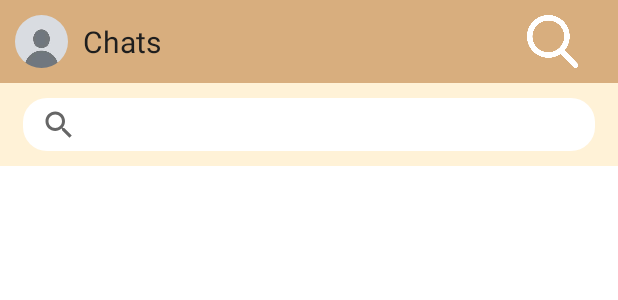
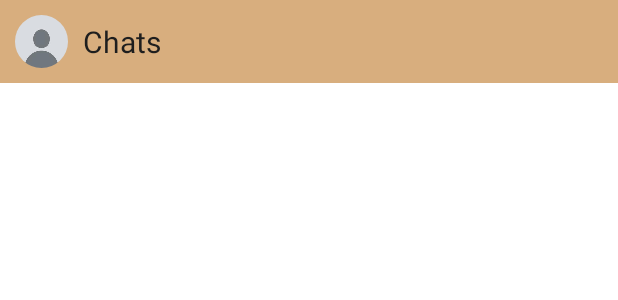
Before and after one commit to soliken1/Woodables-Kotlin, an Android app: the layout fragment_message_chat_view.xml on its own in the app's theme, with its tools: preview values and no code run, on a phone screen of 412 x 824 dp. Shown: the top 300 px of the screen. Run offline under Robolectric (Android 15) with nearby library versions, the phone set to English and light mode, and no system bars; Roboto replaces fonts that are not available here.

Commit message:
remove search in msg

```diff
--- a/app/src/main/res/layout/fragment_message_chat_view.xml
+++ b/app/src/main/res/layout/fragment_message_chat_view.xml
@@ -43,37 +43,7 @@
                 android:textColor="@color/textcolor"
                 android:textSize="20sp" />
 
-            <ImageView
-                android:id="@+id/toSearch"
-                android:layout_width="0dp"
-                android:layout_height="match_parent"
-                android:padding="10dp"
-                android:layout_weight="0.50"
-                android:src="@drawable/search"
-                android:contentDescription="@string/search"/>
 
-        </LinearLayout>
-
-        <LinearLayout
-            android:id="@+id/searchbargroup"
-            android:layout_width="match_parent"
-            android:layout_height="wrap_content"
-            android:background="@color/backgroundcolor"
-            android:orientation="horizontal">
-
-            <SearchView
-                android:id="@+id/searchBarProfile"
-                android:layout_width="0dp"
-                android:layout_height="35dp"
-                android:layout_weight="3"
-                android:layout_marginTop="10dp"
-                android:layout_marginBottom="10dp"
-                android:background="@drawable/textbox_4curvedcorners"
-                android:backgroundTint="@color/white"
-                android:layout_marginStart="15dp"
-                android:layout_marginEnd="15dp"
-                android:theme="@style/SearchViewTextStyle"
-                />
         </LinearLayout>
 
         <ScrollView
```
